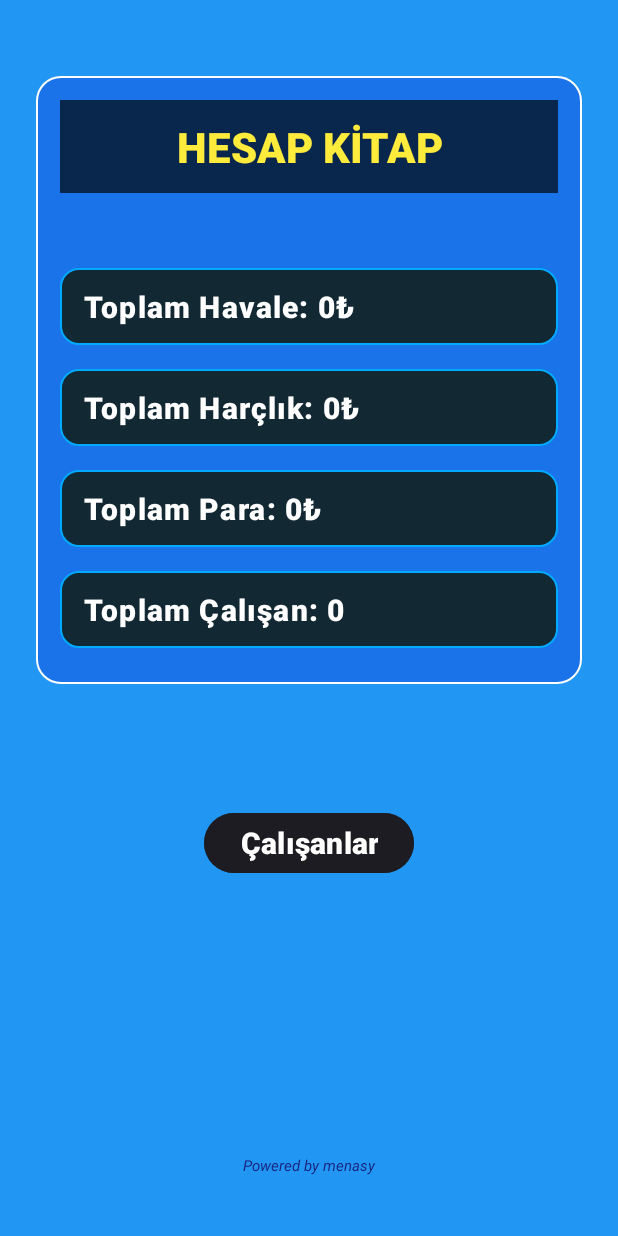
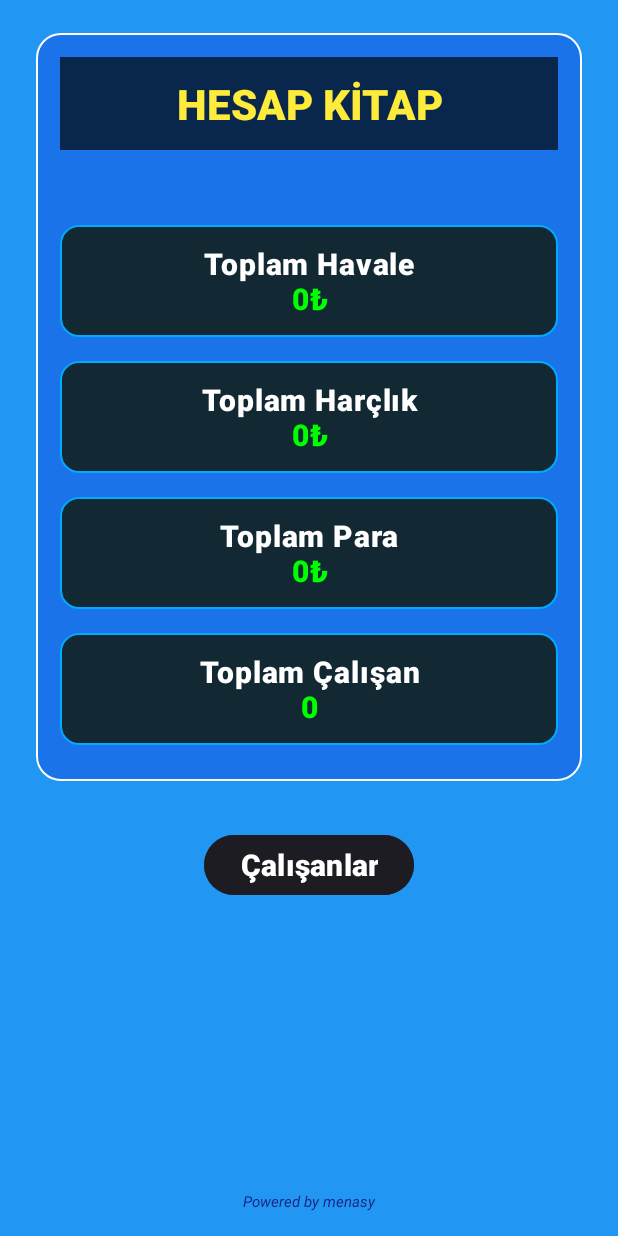
Before and after one commit to menasy/HesKit-MobilApp, an Android app: the screen it shows after launch (MainActivity), on a phone screen of 412 x 824 dp. Run offline under Robolectric (Android 15) with nearby library versions, the phone set to English and light mode, and no system bars.

Commit message:
NotWorksDay added

```diff
--- a/app/src/main/java/com/menasy/heskit/Havale.java
+++ b/app/src/main/java/com/menasy/heskit/Havale.java
@@ -120,7 +120,6 @@ public class Havale extends Fragment {
 
             // UI güncellemelerini ana thread'de yap
             requireActivity().runOnUiThread(() -> {
-                // Verileri yeniden yükle ve adapter'ı güncelle
                 loadTransfersFromDB();
                 havaleAdapter.updateList(selectedEmployee.getEmpTransferLst());
 
--- a/app/src/main/java/com/menasy/heskit/NotWorksDayAdapter.java
+++ b/app/src/main/java/com/menasy/heskit/NotWorksDayAdapter.java
@@ -58,11 +58,12 @@ public class NotWorksDayAdapter extends RecyclerView.Adapter<NotWorksDayAdapter.
     public int getItemCount() { return days.size(); }
 
     public void updateList(List<NotWorksDay> newList) {
-        days = new ArrayList<>(newList);
+        this.days.clear();
+        this.days.addAll(newList);
         notifyDataSetChanged();
     }
 
-    public void addPayment(NotWorksDay day) {
+    public void addNotWorkDays(NotWorksDay day) {
         days.add(0, day);
         notifyItemInserted(0);
     }
--- a/app/src/main/java/com/menasy/heskit/Start.java
+++ b/app/src/main/java/com/menasy/heskit/Start.java
@@ -1,10 +1,15 @@
 package com.menasy.heskit;
 
+import android.graphics.Color;
 import android.os.Bundle;
+import android.text.SpannableString;
+import android.text.Spanned;
+import android.text.style.ForegroundColorSpan;
 import android.util.Log;
 import android.view.LayoutInflater;
 import android.view.View;
 import android.view.ViewGroup;
+import android.widget.TextView;
 
 import androidx.activity.OnBackPressedCallback;
 import androidx.fragment.app.Fragment;
@@ -47,6 +52,13 @@ public class Start extends Fragment {
         updateTotalTransfer();
     }
 
+    private void setFormattedText(TextView textView, String label, String value) {
+        SpannableString spannable = new SpannableString(label + "\n" + value);
+        int start = label.length() + 1; // "\n" sonrası başlıyor
+        spannable.setSpan(new ForegroundColorSpan(Color.GREEN), start, spannable.length(), Spanned.SPAN_EXCLUSIVE_EXCLUSIVE);
+        textView.setText(spannable);
+    }
+
     private void updateTotalPayment() {
         new Thread(() -> {
             long total = Singleton.getInstance().getDataBase().getTotalPayments();
@@ -54,8 +66,8 @@ public class Start extends Fragment {
                     + Singleton.getInstance().getDataBase().getTotalPayments();
             if (getActivity() != null) {
                 getActivity().runOnUiThread(() -> {
-                    binding.totalPaymentTxtView.setText("Toplam Harçlık: " + total + "₺");
-                    binding.totalAllMoney.setText("Toplam Para: " + totalAll + "₺");
+                    setFormattedText(binding.totalPaymentTxtView, "Toplam Harçlık", total + "₺");
+                    setFormattedText(binding.totalAllMoney, "Toplam Para", totalAll + "₺");
                 });
             }
         }).start();
@@ -66,7 +78,7 @@ public class Start extends Fragment {
             int count = Singleton.getInstance().getDataBase().getEmployeeCount();
             if (getActivity() != null) {
                 getActivity().runOnUiThread(() -> {
-                    binding.totalEmpStartTxt.setText("Toplam Çalışan: " + count);
+                    setFormattedText(binding.totalEmpStartTxt, "Toplam Çalışan", count + "");
                 });
             }
         }).start();
@@ -81,8 +93,9 @@ public class Start extends Fragment {
                 if (getActivity() != null && isAdded()) {
                     getActivity().runOnUiThread(() -> {
                         if (binding != null) {
-                            binding.totalTransferTxtView.setText("Toplam Havale: " + total + "₺");
-                            binding.totalAllMoney.setText("Toplam Para: " + totalAll + "₺");
+                            setFormattedText(binding.totalTransferTxtView, "Toplam Havale", total + "₺");
+                            setFormattedText(binding.totalAllMoney, "Toplam Para", totalAll + "₺");
+
                         }
                     });
                 }
--- a/app/src/main/res/layout/fragment_not_works_day_procces.xml
+++ b/app/src/main/res/layout/fragment_not_works_day_procces.xml
@@ -104,6 +104,7 @@
             android:background="@drawable/bg_stat_item"
             android:fontFamily="sans-serif-medium"
             android:hint="Gün Sayısı"
+            android:text="1"
             android:inputType="numberDecimal"
             android:padding="16dp"
             android:textAlignment="center"
--- a/app/src/main/res/layout/fragment_start.xml
+++ b/app/src/main/res/layout/fragment_start.xml
@@ -14,13 +14,11 @@
         android:layout_height="wrap_content"
         android:layout_marginHorizontal="24dp"
         android:layout_marginStart="24dp"
-        android:layout_marginTop="26dp"
+        android:layout_marginTop="22dp"
         android:layout_marginEnd="24dp"
-        android:layout_marginBottom="41dp"
         android:background="@drawable/bg_stats_card"
         android:orientation="vertical"
         android:padding="16dp"
-        app:layout_constraintBottom_toTopOf="@+id/linearLayout"
         app:layout_constraintEnd_toEndOf="parent"
         app:layout_constraintStart_toStartOf="parent"
         app:layout_constraintTop_toTopOf="parent">
@@ -52,11 +50,11 @@
             android:background="@drawable/bg_stat_item"
             android:drawablePadding="8dp"
             android:fontFamily="sans-serif-medium"
-            android:gravity="center_vertical"
-            android:letterSpacing="0.04"
+            android:gravity="center"
+            android:letterSpacing="0.03"
             android:paddingHorizontal="16dp"
             android:paddingVertical="12dp"
-            android:text="Toplam Havale: 0₺"
+            android:text="Toplam Havale\n0₺"
             android:textColor="@color/white"
             android:textSize="20sp"
             android:textStyle="bold" />
@@ -70,11 +68,11 @@
             android:background="@drawable/bg_stat_item"
             android:drawablePadding="8dp"
             android:fontFamily="sans-serif-medium"
-            android:gravity="center_vertical"
-            android:letterSpacing="0.04"
+            android:gravity="center"
+            android:letterSpacing="0.03"
             android:paddingHorizontal="16dp"
             android:paddingVertical="12dp"
-            android:text="Toplam Harçlık: 0₺"
+            android:text="Toplam Harçlık\n0₺"
             android:textColor="@color/white"
             android:textSize="20sp"
             android:textStyle="bold" />
@@ -88,11 +86,11 @@
             android:background="@drawable/bg_stat_item"
             android:drawablePadding="8dp"
             android:fontFamily="sans-serif-medium"
-            android:gravity="center_vertical"
-            android:letterSpacing="0.04"
+            android:gravity="center"
+            android:letterSpacing="0.03"
             android:paddingHorizontal="16dp"
             android:paddingVertical="12dp"
-            android:text="Toplam Para: 0₺"
+            android:text="Toplam Para\n0₺"
             android:textColor="@color/white"
             android:textSize="20sp"
             android:textStyle="bold" />
@@ -105,11 +103,11 @@
             android:background="@drawable/bg_stat_item"
             android:drawablePadding="8dp"
             android:fontFamily="sans-serif-medium"
-            android:gravity="center_vertical"
-            android:letterSpacing="0.04"
+            android:gravity="center"
+            android:letterSpacing="0.03"
             android:paddingHorizontal="16dp"
             android:paddingVertical="12dp"
-            android:text="Toplam Çalışan: 0"
+            android:text="Toplam Çalışan\n0"
             android:textColor="@color/white"
             android:textSize="20sp"
             android:textStyle="bold" />
@@ -120,10 +118,10 @@
         android:id="@+id/linearLayout"
         android:layout_width="match_parent"
         android:layout_height="wrap_content"
-        android:layout_marginBottom="151dp"
+        android:layout_marginTop="16dp"
         android:orientation="vertical"
-        app:layout_constraintBottom_toTopOf="@+id/textView"
         app:layout_constraintEnd_toEndOf="parent"
+        app:layout_constraintHorizontal_bias="0.0"
         app:layout_constraintStart_toStartOf="parent"
         app:layout_constraintTop_toBottomOf="@+id/linearLayout2">
 
@@ -133,9 +131,9 @@
             android:layout_height="wrap_content"
             android:layout_gravity="center"
             android:layout_marginTop="16dp"
+            android:layout_marginBottom="8dp"
             android:backgroundTint="@color/material_on_surface_emphasis_high_type"
             android:text="Çalışanlar"
-            android:layout_marginBottom="8dp"
             android:textSize="20sp"
             android:textStyle="bold" />
     </LinearLayout>
@@ -144,7 +142,7 @@
         android:id="@+id/textView"
         android:layout_width="wrap_content"
         android:layout_height="wrap_content"
-        android:layout_marginBottom="15dp"
+        android:layout_marginBottom="16dp"
         android:text="Powered by menasy"
         android:textColor="@color/primary_dark"
         android:textSize="10sp"
@@ -152,7 +150,8 @@
         app:layout_constraintBottom_toBottomOf="parent"
         app:layout_constraintEnd_toEndOf="parent"
         app:layout_constraintStart_toStartOf="parent"
-        app:layout_constraintTop_toBottomOf="@+id/linearLayout" />
+        app:layout_constraintTop_toBottomOf="@+id/linearLayout"
+        app:layout_constraintVertical_bias="1.0" />
 
 
 </androidx.constraintlayout.widget.ConstraintLayout>
```
Also changed, not shown: app/src/main/java/com/menasy/heskit/CalisanAdapter.java (+13 -8 lines), app/src/main/java/com/menasy/heskit/DBHelper.java (+10 -7 lines), app/src/main/java/com/menasy/heskit/Employee.java (+18 -5 lines), app/src/main/java/com/menasy/heskit/EmployeeProcces.java (+29 -5 lines), app/src/main/java/com/menasy/heskit/NotWorksDayProcces.java (+114 -39 lines).
